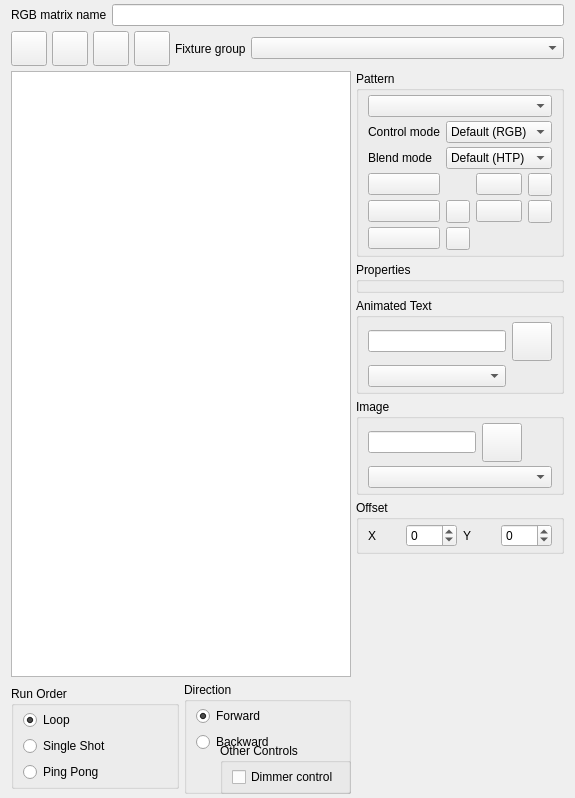
Before: the Qt Designer form ui/src/rgbmatrixeditor.ui in mcallegari/qlcplus, drawn with Qt 5.
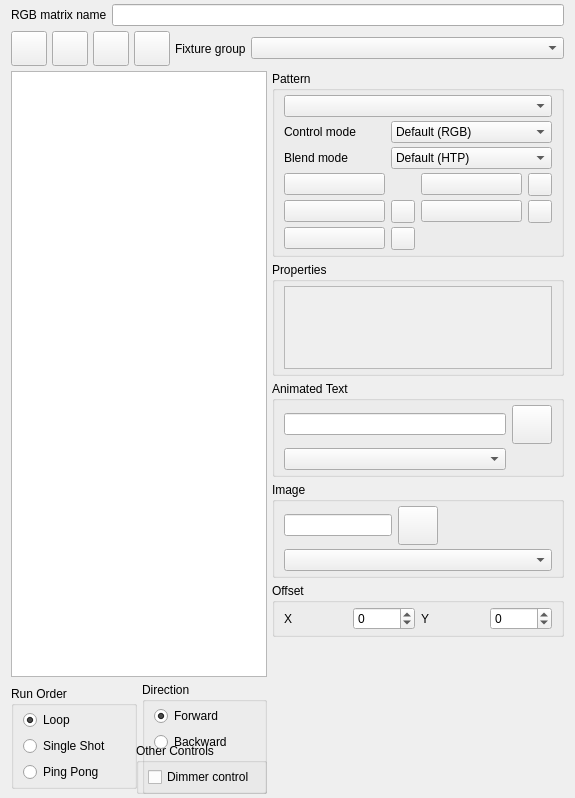
After: the same form once the commit is applied. Icons and pictures are not drawn.

```diff
--- a/ui/src/rgbmatrixeditor.ui
+++ b/ui/src/rgbmatrixeditor.ui
@@ -556,6 +556,12 @@
      </item>
      <item>
       <widget class="QGroupBox" name="m_propertiesGroup">
+       <property name="sizePolicy">
+        <sizepolicy hsizetype="Preferred" vsizetype="Preferred">
+         <horstretch>0</horstretch>
+         <verstretch>0</verstretch>
+        </sizepolicy>
+       </property>
        <property name="title">
         <string>Properties</string>
        </property>
@@ -570,7 +576,28 @@
          <number>4</number>
         </property>
         <item row="0" column="0">
-         <layout class="QGridLayout" name="m_propertiesLayout"/>
+         <widget class="QScrollArea" name="scrollArea">
+          <property name="widgetResizable">
+           <bool>true</bool>
+          </property>
+          <widget class="QWidget" name="scrollAreaWidgetContents">
+           <property name="geometry">
+            <rect>
+             <x>0</x>
+             <y>0</y>
+             <width>100</width>
+             <height>30</height>
+            </rect>
+           </property>
+           <property name="sizePolicy">
+            <sizepolicy hsizetype="Preferred" vsizetype="Expanding">
+             <horstretch>0</horstretch>
+             <verstretch>0</verstretch>
+            </sizepolicy>
+           </property>
+           <layout class="QGridLayout" name="m_propertiesLayout"/>
+          </widget>
+         </widget>
         </item>
        </layout>
       </widget>
@@ -742,7 +769,7 @@
         <enum>Qt::Vertical</enum>
        </property>
        <property name="sizeType">
-        <enum>QSizePolicy::Expanding</enum>
+        <enum>QSizePolicy::Minimum</enum>
        </property>
        <property name="sizeHint" stdset="0">
         <size>
```
Left out of the diff: 4 changed lines with no effect on the pictures.
